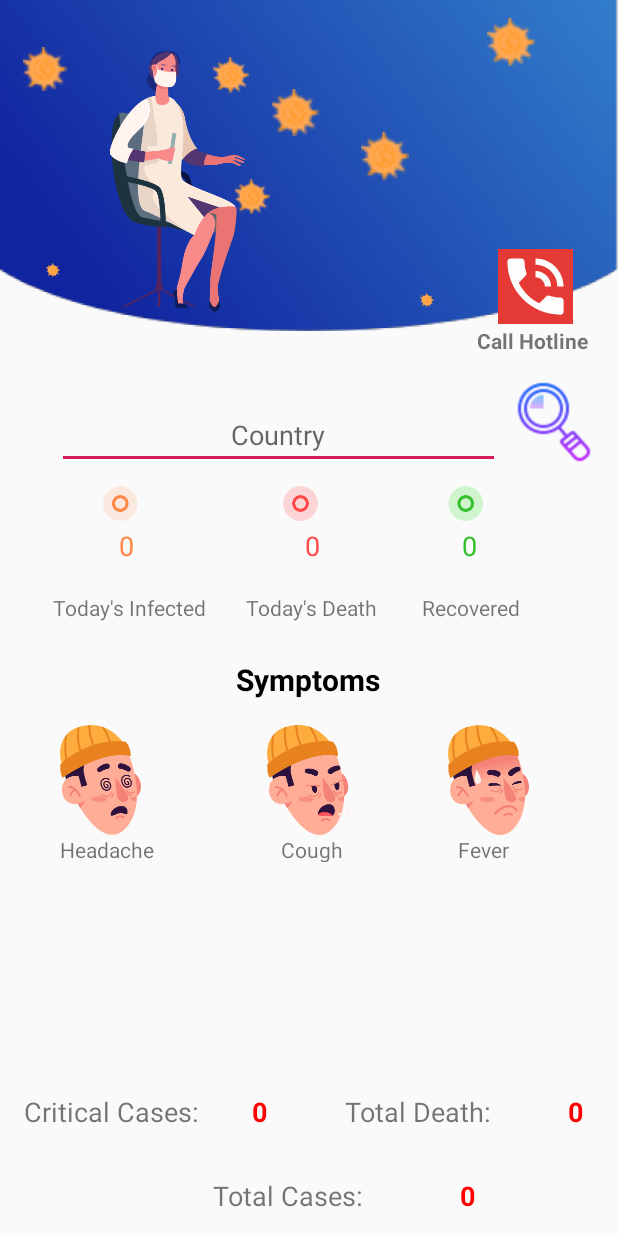
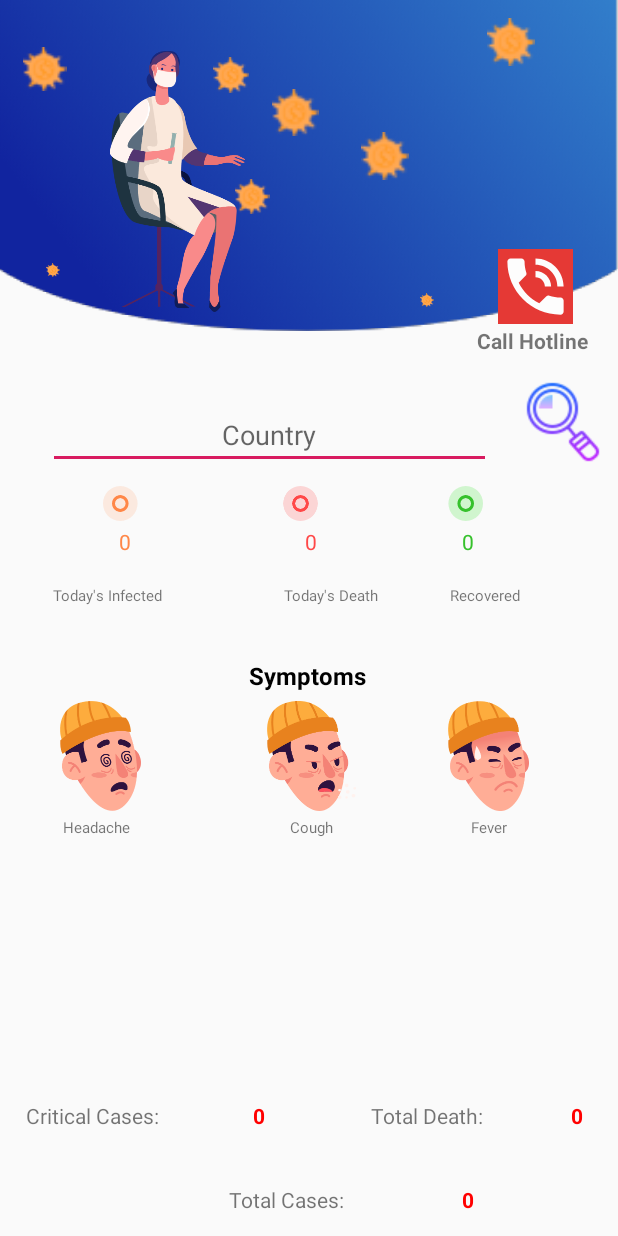
Before and after one commit to tonygms2/Corona-Update, an Android app: the screen it shows after launch (MainActivity), on a phone screen of 412 x 824 dp. Run offline under Robolectric (Android 15) with nearby library versions, the phone set to English and light mode, and no system bars.

Commit message:
Fixed font size

```diff
--- a/CoronaInfoUpdate/app/src/main/res/layout/activity_main.xml
+++ b/CoronaInfoUpdate/app/src/main/res/layout/activity_main.xml
@@ -44,7 +44,8 @@
             android:layout_alignParentEnd="true"
             android:layout_marginTop="19dp"
             android:layout_marginEnd="65dp"
-            android:text="Recovered" />
+            android:text="Recovered"
+            android:textSize="10dp"/>
 
         <TextView
             android:id="@+id/deathID"
@@ -57,10 +58,10 @@
             android:layout_marginTop="127dp"
             android:layout_marginEnd="123dp"
             android:fontFamily="sans-serif"
-            android:lineSpacingExtra="24sp"
+            android:lineSpacingExtra="20dp"
             android:text="0"
             android:textColor="#ff4848"
-            android:textSize="18sp" />
+            android:textSize="14dp" />
 
         <TextView
             android:id="@+id/RecoveryID"
@@ -73,10 +74,10 @@
             android:layout_marginTop="127dp"
             android:layout_marginEnd="10dp"
             android:fontFamily="sans-serif"
-            android:lineSpacingExtra="24sp"
+            android:lineSpacingExtra="20dp"
             android:text="0"
             android:textColor="#36c12c"
-            android:textSize="18sp" />
+            android:textSize="14dp" />
 
         <TextView
             android:id="@+id/infectedText2"
@@ -86,7 +87,8 @@
             android:layout_alignParentEnd="true"
             android:layout_marginTop="19dp"
             android:layout_marginEnd="160dp"
-            android:text="Today's Death" />
+            android:text="Today's Death"
+            android:textSize="10dp"/>
 
         <TextView
             android:id="@+id/infectedText"
@@ -96,7 +98,8 @@
             android:layout_alignParentStart="true"
             android:layout_marginStart="35dp"
             android:layout_marginTop="19dp"
-            android:text="Today's Infected" />
+            android:text="Today's Infected"
+            android:textSize="10dp"/>
 
         <TextView
             android:id="@+id/infectedID"
@@ -111,7 +114,7 @@
             android:fontFamily="sans-serif"
             android:text="0"
             android:textColor="#ff8748"
-            android:textSize="18sp" />
+            android:textSize="14dp" />
 
         <ImageView
             android:id="@+id/imageView2"
@@ -243,7 +246,7 @@
             android:layout_height="wrap_content"
             android:layout_below="@+id/imageView2"
             android:layout_alignParentStart="true"
-            android:layout_marginStart="38dp"
+            android:layout_marginStart="32dp"
             android:layout_marginTop="43dp"
             android:ems="10"
             android:gravity="center"
@@ -256,10 +259,8 @@
             android:layout_height="wrap_content"
             android:layout_alignParentTop="true"
             android:layout_alignParentEnd="true"
-            android:layout_marginStart="5dp"
             android:layout_marginTop="249dp"
             android:layout_marginEnd="12dp"
-            android:layout_toEndOf="@+id/SearchCountry"
             android:background="#FAFAFAFA"
             android:onClick="onClick"
             app:srcCompat="@drawable/icons8_search_64" />
@@ -295,7 +296,7 @@
                     android:layout_height="wrap_content"
                     android:layout_marginBottom="16dp"
                     android:text="Total Cases: "
-                    android:textSize="18dp"
+                    android:textSize="14dp"
                     app:layout_constraintBottom_toBottomOf="parent"
                     app:layout_constraintEnd_toEndOf="parent"
                     app:layout_constraintHorizontal_bias="0.458"
@@ -308,7 +309,7 @@
                     android:layout_marginBottom="16dp"
                     android:text="0"
                     android:textColor="#ff0000"
-                    android:textSize="18dp"
+                    android:textSize="14dp"
                     android:textStyle="bold"
                     app:layout_constraintBottom_toBottomOf="parent"
                     app:layout_constraintEnd_toEndOf="parent"
@@ -321,7 +322,7 @@
                     android:layout_height="wrap_content"
                     android:layout_marginBottom="72dp"
                     android:text="Total Death: "
-                    android:textSize="18dp"
+                    android:textSize="14dp"
                     app:layout_constraintBottom_toBottomOf="parent"
                     app:layout_constraintEnd_toEndOf="parent"
                     app:layout_constraintHorizontal_bias="0.737"
@@ -335,7 +336,7 @@
                     android:layout_marginBottom="72dp"
                     android:text="0"
                     android:textColor="#ff0000"
-                    android:textSize="18dp"
+                    android:textSize="14dp"
                     android:textStyle="bold"
                     app:layout_constraintBottom_toBottomOf="parent"
                     app:layout_constraintEnd_toEndOf="parent"
@@ -348,7 +349,7 @@
                     android:layout_height="wrap_content"
                     android:layout_marginBottom="72dp"
                     android:text="Critical Cases: "
-                    android:textSize="18dp"
+                    android:textSize="14dp"
                     app:layout_constraintBottom_toBottomOf="parent"
                     app:layout_constraintEnd_toEndOf="parent"
                     app:layout_constraintHorizontal_bias="0.054"
@@ -362,7 +363,7 @@
                     android:layout_marginBottom="72dp"
                     android:text="0"
                     android:textColor="#ff0000"
-                    android:textSize="18dp"
+                    android:textSize="14dp"
                     android:textStyle="bold"
                     app:layout_constraintBottom_toBottomOf="parent"
                     app:layout_constraintEnd_toEndOf="parent"
@@ -384,10 +385,21 @@
                 android:layout_height="match_parent">
 
                 <ImageView
+                    android:id="@+id/imageView13"
+                    android:layout_width="wrap_content"
+                    android:layout_height="wrap_content"
+                    android:layout_marginTop="28dp"
+                    app:layout_constraintEnd_toEndOf="parent"
+                    app:layout_constraintHorizontal_bias="0.112"
+                    app:layout_constraintStart_toStartOf="parent"
+                    app:layout_constraintTop_toTopOf="parent"
+                    app:srcCompat="@drawable/headache" />
+
+                <ImageView
                     android:id="@+id/imageView15"
                     android:layout_width="wrap_content"
                     android:layout_height="wrap_content"
-                    android:layout_marginTop="44dp"
+                    android:layout_marginTop="28dp"
                     app:layout_constraintEnd_toEndOf="parent"
                     app:layout_constraintHorizontal_bias="0.834"
                     app:layout_constraintStart_toStartOf="parent"
@@ -395,22 +407,49 @@
                     app:srcCompat="@drawable/fever" />
 
                 <TextView
+                    android:id="@+id/textView2"
+                    android:layout_width="wrap_content"
+                    android:layout_height="wrap_content"
+                    android:text="Cough"
+                    android:textSize="10dp"
+                    app:layout_constraintBottom_toBottomOf="parent"
+                    app:layout_constraintEnd_toEndOf="parent"
+                    app:layout_constraintHorizontal_bias="0.504"
+                    app:layout_constraintStart_toStartOf="parent"
+                    app:layout_constraintTop_toBottomOf="@+id/imageView14"
+                    app:layout_constraintVertical_bias="0.2" />
+
+                <TextView
+                    android:id="@+id/textView4"
+                    android:layout_width="wrap_content"
+                    android:layout_height="wrap_content"
+                    android:text="Fever"
+                    android:textSize="10dp"
+                    app:layout_constraintBottom_toBottomOf="parent"
+                    app:layout_constraintEnd_toEndOf="parent"
+                    app:layout_constraintHorizontal_bias="0.809"
+                    app:layout_constraintStart_toStartOf="parent"
+                    app:layout_constraintTop_toBottomOf="@+id/imageView15"
+                    app:layout_constraintVertical_bias="0.2" />
+
+                <TextView
                     android:id="@+id/textView"
                     android:layout_width="wrap_content"
                     android:layout_height="wrap_content"
                     android:text="Headache"
+                    android:textSize="10dp"
                     app:layout_constraintBottom_toBottomOf="parent"
                     app:layout_constraintEnd_toEndOf="parent"
-                    app:layout_constraintHorizontal_bias="0.115"
+                    app:layout_constraintHorizontal_bias="0.114"
                     app:layout_constraintStart_toStartOf="parent"
                     app:layout_constraintTop_toBottomOf="@+id/imageView13"
-                    app:layout_constraintVertical_bias="0.0" />
+                    app:layout_constraintVertical_bias="0.2" />
 
                 <ImageView
                     android:id="@+id/imageView14"
                     android:layout_width="wrap_content"
                     android:layout_height="wrap_content"
-                    android:layout_marginTop="44dp"
+                    android:layout_marginTop="28dp"
                     app:layout_constraintEnd_toEndOf="parent"
                     app:layout_constraintHorizontal_bias="0.505"
                     app:layout_constraintStart_toStartOf="parent"
@@ -418,47 +457,12 @@
                     app:srcCompat="@drawable/cough" />
 
                 <TextView
-                    android:id="@+id/textView2"
-                    android:layout_width="wrap_content"
-                    android:layout_height="wrap_content"
-                    android:text="Cough"
-                    app:layout_constraintBottom_toBottomOf="parent"
-                    app:layout_constraintEnd_toEndOf="parent"
-                    app:layout_constraintHorizontal_bias="0.505"
-                    app:layout_constraintStart_toStartOf="parent"
-                    app:layout_constraintTop_toBottomOf="@+id/imageView14"
-                    app:layout_constraintVertical_bias="0.0" />
-
-                <TextView
-                    android:id="@+id/textView4"
-                    android:layout_width="wrap_content"
-                    android:layout_height="wrap_content"
-                    android:text="Fever"
-                    app:layout_constraintBottom_toBottomOf="parent"
-                    app:layout_constraintEnd_toEndOf="parent"
-                    app:layout_constraintHorizontal_bias="0.807"
-                    app:layout_constraintStart_toStartOf="parent"
-                    app:layout_constraintTop_toBottomOf="@+id/imageView15"
-                    app:layout_constraintVertical_bias="0.0" />
-
-                <ImageView
-                    android:id="@+id/imageView13"
-                    android:layout_width="wrap_content"
-                    android:layout_height="wrap_content"
-                    android:layout_marginTop="44dp"
-                    app:layout_constraintEnd_toEndOf="parent"
-                    app:layout_constraintHorizontal_bias="0.112"
-                    app:layout_constraintStart_toStartOf="parent"
-                    app:layout_constraintTop_toTopOf="parent"
-                    app:srcCompat="@drawable/headache" />
-
-                <TextView
                     android:id="@+id/textView8"
                     android:layout_width="wrap_content"
                     android:layout_height="wrap_content"
                     android:text="Symptoms"
                     android:textColor="#000000"
-                    android:textSize="20dp"
+                    android:textSize="16dp"
                     android:textStyle="bold"
                     app:layout_constraintBottom_toTopOf="@+id/imageView14"
                     app:layout_constraintEnd_toEndOf="parent"
@@ -484,7 +488,7 @@
             android:layout_marginBottom="105dp"
             android:gravity="center"
             android:textColor="#F0000000"
-            android:textSize="30dp"
+            android:textSize="26dp"
             android:textStyle="bold"
             tools:ignore="UnknownId" />
 
```
Also changed, not shown: 2 other files.
